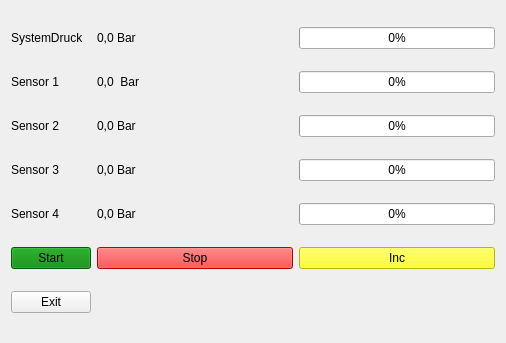
Before: the Qt Designer form viewsensors.ui in florianrassl/RBE_pressure_control, drawn with Qt 5.
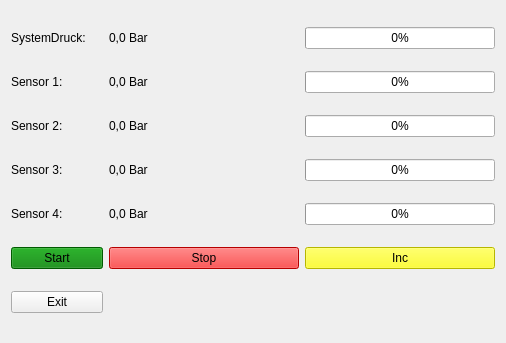
After: the same form once the commit is applied.

The edit to the form file:
```diff
--- a/viewsensors.ui
+++ b/viewsensors.ui
@@ -23,14 +23,14 @@
    <item row="1" column="1">
     <widget class="QLabel" name="sensor1">
      <property name="text">
-      <string>0,0  Bar</string>
+      <string>0,0 Bar</string>
      </property>
     </widget>
    </item>
    <item row="2" column="0">
     <widget class="QLabel" name="labelS2">
      <property name="text">
-      <string>Sensor 2</string>
+      <string>Sensor 2:</string>
      </property>
     </widget>
    </item>
@@ -116,7 +116,7 @@
    <item row="3" column="0">
     <widget class="QLabel" name="labelS4">
      <property name="text">
-      <string>Sensor 3</string>
+      <string>Sensor 3:</string>
      </property>
     </widget>
    </item>
@@ -137,14 +137,14 @@
    <item row="1" column="0">
     <widget class="QLabel" name="labelS1">
      <property name="text">
-      <string>Sensor 1</string>
+      <string>Sensor 1:            </string>
      </property>
     </widget>
    </item>
    <item row="4" column="0">
     <widget class="QLabel" name="labelS5">
      <property name="text">
-      <string>Sensor 4</string>
+      <string>Sensor 4:</string>
      </property>
     </widget>
    </item>
@@ -165,7 +165,7 @@
    <item row="0" column="0">
     <widget class="QLabel" name="labelP">
      <property name="text">
-      <string>SystemDruck</string>
+      <string>SystemDruck:</string>
      </property>
     </widget>
    </item>
```
